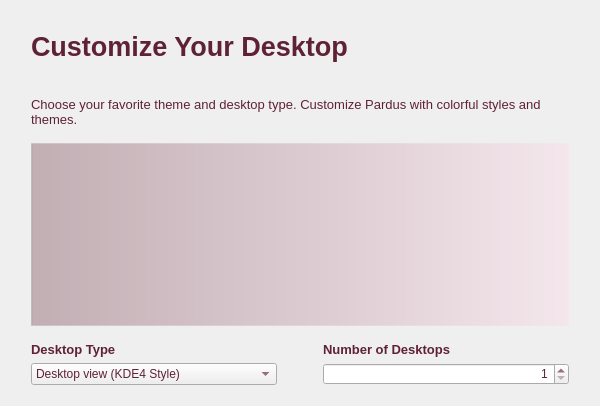
Before: the Qt Designer form kde/kaptan/src/gui/styleWidget.ui in pars-linux/uludag, drawn with Qt 5.
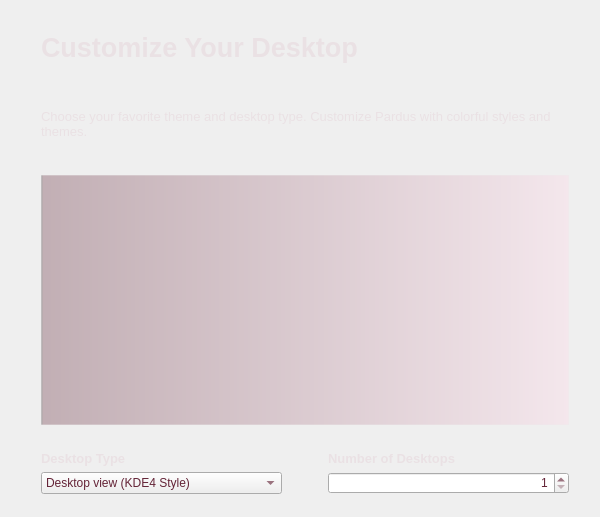
After: the same form once the commit is applied.

Diff of the .ui file:
```diff
--- a/kde/kaptan/src/gui/styleWidget.ui
+++ b/kde/kaptan/src/gui/styleWidget.ui
@@ -7,14 +7,14 @@
     <x>0</x>
     <y>0</y>
     <width>600</width>
-    <height>406</height>
+    <height>517</height>
    </rect>
   </property>
   <property name="windowTitle">
    <string>Themes</string>
   </property>
   <property name="styleSheet">
-   <string>color: rgb(95, 34, 52);</string>
+   <string>color: rgb(234, 225, 228);</string>
   </property>
   <layout class="QGridLayout" name="gridLayout">
    <item row="0" column="1">
@@ -35,22 +35,6 @@
    </item>
    <item row="1" column="1" colspan="2">
     <layout class="QVBoxLayout" name="verticalLayout">
-     <item>
-      <spacer name="verticalSpacer_6">
-       <property name="orientation">
-        <enum>Qt::Vertical</enum>
-       </property>
-       <property name="sizeType">
-        <enum>QSizePolicy::Expanding</enum>
-       </property>
-       <property name="sizeHint" stdset="0">
-        <size>
-         <width>20</width>
-         <height>20</height>
-        </size>
-       </property>
-      </spacer>
-     </item>
      <item>
       <widget class="QLabel" name="label">
        <property name="sizePolicy">
@@ -76,7 +60,11 @@
         <string>color: rgb(95, 34, 52);</string>
        </property>
        <property name="text">
-        <string>Customize Your Desktop</string>
+        <string>&lt;!DOCTYPE HTML PUBLIC &quot;-//W3C//DTD HTML 4.0//EN&quot; &quot;http://www.w3.org/TR/REC-html40/strict.dtd&quot;&gt;
+&lt;html&gt;&lt;head&gt;&lt;meta name=&quot;qrichtext&quot; content=&quot;1&quot; /&gt;&lt;style type=&quot;text/css&quot;&gt;
+p, li { white-space: pre-wrap; }
+&lt;/style&gt;&lt;/head&gt;&lt;body style=&quot; font-family:'Sans Serif'; font-size:20pt; font-weight:600; font-style:normal;&quot;&gt;
+&lt;p style=&quot; margin-top:0px; margin-bottom:0px; margin-left:0px; margin-right:0px; -qt-block-indent:0; text-indent:0px;&quot;&gt;&lt;span style=&quot; color:#eae1e4;&quot;&gt;Customize Your Desktop&lt;/span&gt;&lt;/p&gt;&lt;/body&gt;&lt;/html&gt;</string>
        </property>
       </widget>
      </item>
@@ -91,7 +79,7 @@
        <property name="sizeHint" stdset="0">
         <size>
          <width>20</width>
-         <height>20</height>
+         <height>30</height>
         </size>
        </property>
       </spacer>
@@ -112,7 +100,7 @@
 &lt;html&gt;&lt;head&gt;&lt;meta name=&quot;qrichtext&quot; content=&quot;1&quot; /&gt;&lt;style type=&quot;text/css&quot;&gt;
 p, li { white-space: pre-wrap; }
 &lt;/style&gt;&lt;/head&gt;&lt;body style=&quot; font-family:'Sans Serif'; font-size:8pt; font-weight:400; font-style:normal;&quot;&gt;
-&lt;p style=&quot; margin-top:0px; margin-bottom:0px; margin-left:0px; margin-right:0px; -qt-block-indent:0; text-indent:0px;&quot;&gt;&lt;span style=&quot; font-size:10pt; color:#5f2234;&quot;&gt;Choose your favorite theme and desktop type. Customize Pardus with colorful styles and themes.&lt;/span&gt;&lt;/p&gt;&lt;/body&gt;&lt;/html&gt;</string>
+&lt;p style=&quot; margin-top:0px; margin-bottom:0px; margin-left:0px; margin-right:0px; -qt-block-indent:0; text-indent:0px;&quot;&gt;&lt;span style=&quot; font-size:10pt; color:#eae1e4;&quot;&gt;Choose your favorite theme and desktop type. Customize Pardus with colorful styles and themes.&lt;/span&gt;&lt;/p&gt;&lt;/body&gt;&lt;/html&gt;</string>
        </property>
        <property name="wordWrap">
         <bool>true</bool>
@@ -130,18 +118,26 @@
        <property name="sizeHint" stdset="0">
         <size>
          <width>20</width>
-         <height>10</height>
+         <height>30</height>
         </size>
        </property>
       </spacer>
      </item>
      <item>
       <widget class="QListWidget" name="listStyles">
+       <property name="minimumSize">
+        <size>
+         <width>0</width>
+         <height>250</height>
+        </size>
+       </property>
        <property name="styleSheet">
         <string>#listStyles{
-	background-color: qlineargradient(spread:pad, x1:0, y1:0, x2:1, y2:0, stop:0 rgba(0, 0, 0, 81), stop:0.00537634 rgba(95, 34, 52, 80), stop:1 rgba(255, 213, 230, 80));
+background-color: qlineargradient(spread:pad, x1:0, y1:0, x2:1, y2:0, stop:0 rgba(0, 0, 0, 81), stop:0.00537634 rgba(95, 34, 52, 80), stop:1 rgba(255, 213, 230, 80));
 
-border: 1px solid rgb(236, 236, 236, 80)
+border: 1px solid rgb(236, 236, 236, 80);
+
+color: rgb(234, 225, 228);
 }</string>
        </property>
       </widget>
@@ -157,7 +153,7 @@
        <property name="sizeHint" stdset="0">
         <size>
          <width>20</width>
-         <height>10</height>
+         <height>20</height>
         </size>
        </property>
       </spacer>
@@ -176,14 +172,14 @@
 &lt;html&gt;&lt;head&gt;&lt;meta name=&quot;qrichtext&quot; content=&quot;1&quot; /&gt;&lt;style type=&quot;text/css&quot;&gt;
 p, li { white-space: pre-wrap; }
 &lt;/style&gt;&lt;/head&gt;&lt;body style=&quot; font-family:'Sans Serif'; font-size:8pt; font-weight:400; font-style:normal;&quot;&gt;
-&lt;p style=&quot; margin-top:0px; margin-bottom:0px; margin-left:0px; margin-right:0px; -qt-block-indent:0; text-indent:0px;&quot;&gt;&lt;span style=&quot; font-size:10pt; font-weight:600;&quot;&gt;Desktop Type&lt;/span&gt;&lt;/p&gt;&lt;/body&gt;&lt;/html&gt;</string>
+&lt;p style=&quot; margin-top:0px; margin-bottom:0px; margin-left:0px; margin-right:0px; -qt-block-indent:0; text-indent:0px;&quot;&gt;&lt;span style=&quot; font-size:10pt; font-weight:600; color:#eae1e4;&quot;&gt;Desktop Type&lt;/span&gt;&lt;/p&gt;&lt;/body&gt;&lt;/html&gt;</string>
            </property>
           </widget>
          </item>
          <item>
           <widget class="QComboBox" name="comboBoxDesktopType">
            <property name="styleSheet">
-            <string notr="true"/>
+            <string notr="true">color: rgb(100, 36, 55);</string>
            </property>
            <item>
             <property name="text">
@@ -227,7 +223,7 @@
 &lt;html&gt;&lt;head&gt;&lt;meta name=&quot;qrichtext&quot; content=&quot;1&quot; /&gt;&lt;style type=&quot;text/css&quot;&gt;
 p, li { white-space: pre-wrap; }
 &lt;/style&gt;&lt;/head&gt;&lt;body style=&quot; font-family:'Sans Serif'; font-size:8pt; font-weight:400; font-style:normal;&quot;&gt;
-&lt;p style=&quot; margin-top:0px; margin-bottom:0px; margin-left:0px; margin-right:0px; -qt-block-indent:0; text-indent:0px;&quot;&gt;&lt;span style=&quot; font-size:10pt; font-weight:600; color:#5f2234;&quot;&gt;Number of Desktops&lt;/span&gt;&lt;/p&gt;&lt;/body&gt;&lt;/html&gt;</string>
+&lt;p style=&quot; margin-top:0px; margin-bottom:0px; margin-left:0px; margin-right:0px; -qt-block-indent:0; text-indent:0px;&quot;&gt;&lt;span style=&quot; font-size:10pt; font-weight:600; color:#eae1e4;&quot;&gt;Number of Desktops&lt;/span&gt;&lt;/p&gt;&lt;/body&gt;&lt;/html&gt;</string>
            </property>
           </widget>
          </item>
@@ -236,6 +232,9 @@
            <property name="layoutDirection">
             <enum>Qt::LeftToRight</enum>
            </property>
+           <property name="styleSheet">
+            <string>color: rgb(100, 36, 55);</string>
+           </property>
            <property name="alignment">
             <set>Qt::AlignRight|Qt::AlignTrailing|Qt::AlignVCenter</set>
            </property>
@@ -248,22 +247,6 @@
        </item>
       </layout>
      </item>
-     <item>
-      <spacer name="verticalSpacer_7">
-       <property name="orientation">
-        <enum>Qt::Vertical</enum>
-       </property>
-       <property name="sizeType">
-        <enum>QSizePolicy::Expanding</enum>
-       </property>
-       <property name="sizeHint" stdset="0">
-        <size>
-         <width>20</width>
-         <height>20</height>
-        </size>
-       </property>
-      </spacer>
-     </item>
      <item>
       <layout class="QHBoxLayout" name="horizontalLayout_2"/>
      </item>
@@ -295,7 +278,7 @@
      </property>
      <property name="sizeHint" stdset="0">
       <size>
-       <width>20</width>
+       <width>30</width>
        <height>20</height>
       </size>
      </property>
```
